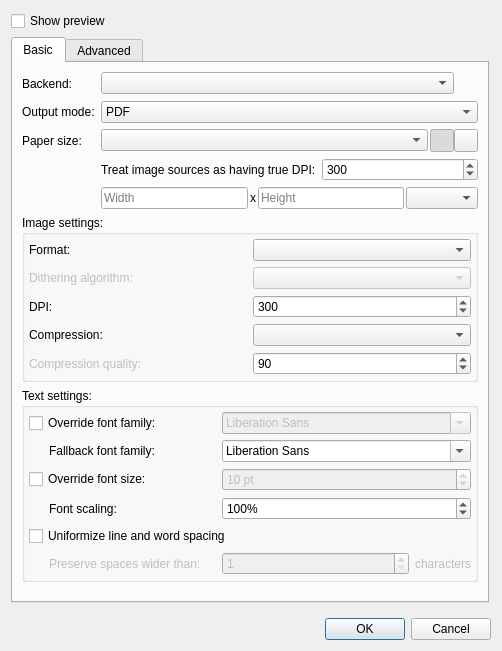
First picture: the form in qt/data/PdfExportDialog.ui, repository manisandro/gImageReader, before the edit.
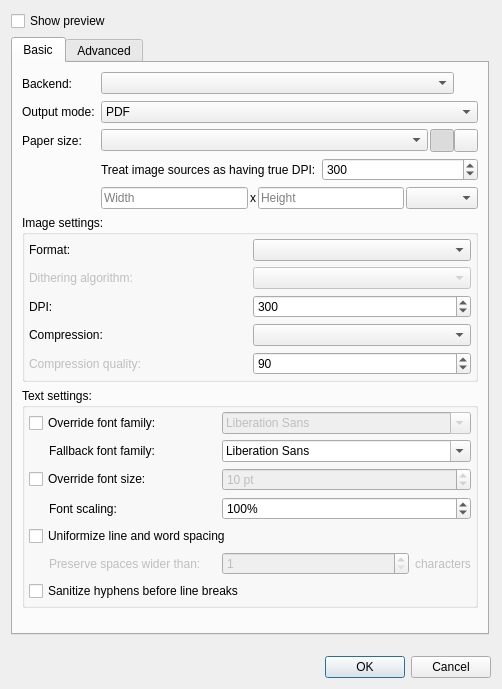
Second picture: the form after the edit. Icons and pictures are not drawn.

Commit message: [Qt] Allow user to choose whether to sanitize hyphen before line breaks for PDF export

Patch:
```diff
--- a/qt/data/PdfExportDialog.ui
+++ b/qt/data/PdfExportDialog.ui
@@ -7,7 +7,7 @@
     <x>0</x>
     <y>0</y>
     <width>502</width>
-    <height>651</height>
+    <height>689</height>
    </rect>
   </property>
   <property name="windowTitle">
@@ -548,6 +548,13 @@
           <item row="1" column="1" colspan="2">
            <widget class="QFontComboBox" name="comboBoxFallbackFontFamily"/>
           </item>
+          <item row="6" column="0" colspan="3">
+           <widget class="QCheckBox" name="checkBoxSanitizeHyphens">
+            <property name="text">
+             <string>Sanitize hyphens before line breaks</string>
+            </property>
+           </widget>
+          </item>
          </layout>
         </widget>
        </item>
```
Left out of the diff: 14 changed lines with no effect on the pictures. The commit also changes 3 other files.
